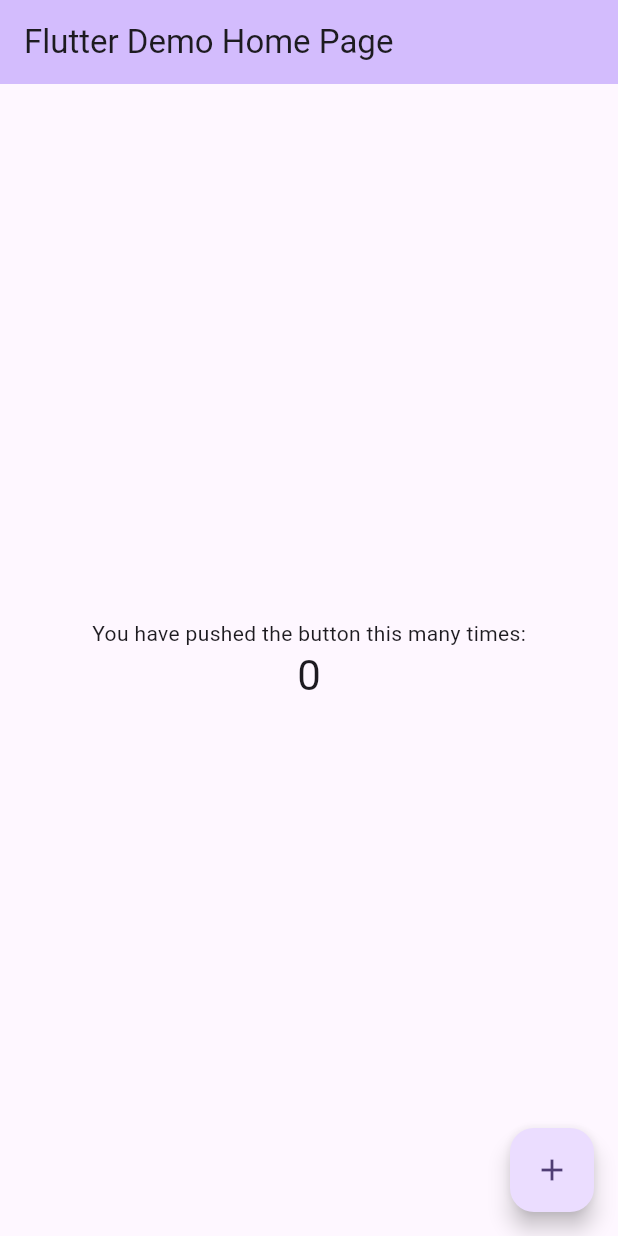
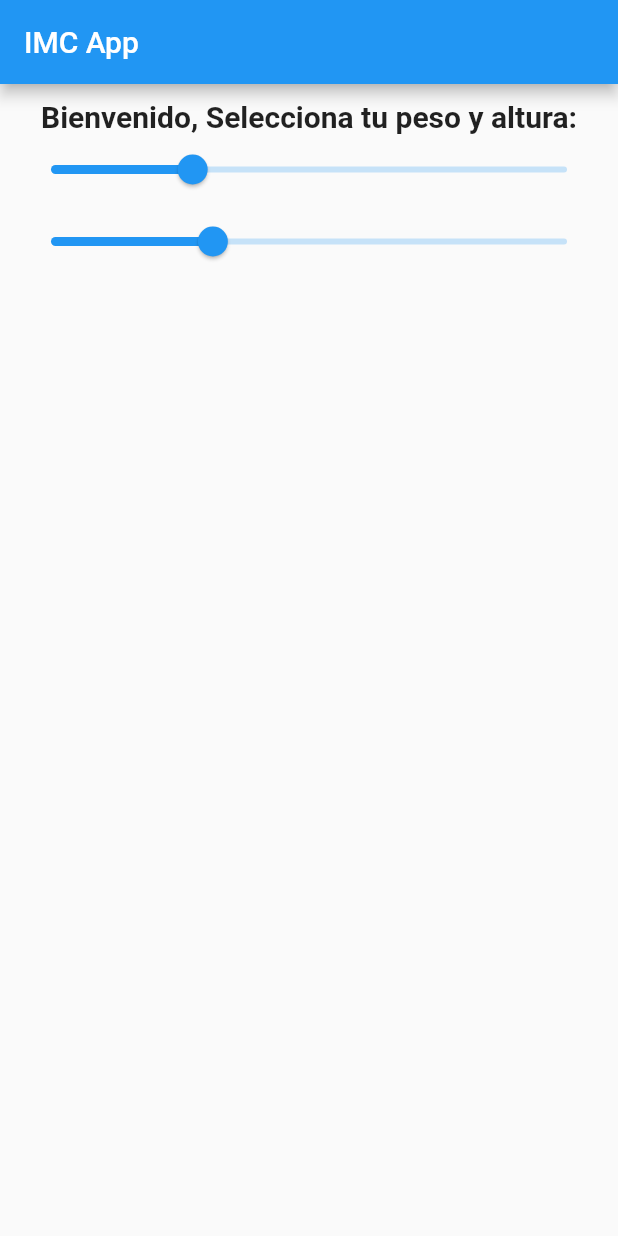
Before and after one commit to sabinokari/examen_parcial, a Flutter app: the screen it shows after launch, on a phone screen of 412 x 824 dp. Run offline on Flutter 3.47's test engine with Material 2 defaults, Android fonts, the phone set to English and light mode, and no system bars.

Commit message:
examen_parcial

```diff
--- a/lib/main.dart
+++ b/lib/main.dart
@@ -1,125 +1,15 @@
 import 'package:flutter/material.dart';
+import 'package:examen_parcial/parcial.dart';
 
-void main() {
-  runApp(const MyApp());
-}
+void main() => runApp(const MyApp());
 
 class MyApp extends StatelessWidget {
   const MyApp({super.key});
 
-  // This widget is the root of your application.
   @override
   Widget build(BuildContext context) {
     return MaterialApp(
-      title: 'Flutter Demo',
-      theme: ThemeData(
-        // This is the theme of your application.
-        //
-        // TRY THIS: Try running your application with "flutter run". You'll see
-        // the application has a blue toolbar. Then, without quitting the app,
-        // try changing the seedColor in the colorScheme below to Colors.green
-        // and then invoke "hot reload" (save your changes or press the "hot
-        // reload" button in a Flutter-supported IDE, or press "r" if you used
-        // the command line to start the app).
-        //
-        // Notice that the counter didn't reset back to zero; the application
-        // state is not lost during the reload. To reset the state, use hot
-        // restart instead.
-        //
-        // This works for code too, not just values: Most code changes can be
-        // tested with just a hot reload.
-        colorScheme: ColorScheme.fromSeed(seedColor: Colors.deepPurple),
-        useMaterial3: true,
-      ),
-      home: const MyHomePage(title: 'Flutter Demo Home Page'),
+      home: Examen_parcial(),
     );
   }
 }
-
-class MyHomePage extends StatefulWidget {
-  const MyHomePage({super.key, required this.title});
-
-  // This widget is the home page of your application. It is stateful, meaning
-  // that it has a State object (defined below) that contains fields that affect
-  // how it looks.
-
-  // This class is the configuration for the state. It holds the values (in this
-  // case the title) provided by the parent (in this case the App widget) and
-  // used by the build method of the State. Fields in a Widget subclass are
-  // always marked "final".
-
-  final String title;
-
-  @override
-  State<MyHomePage> createState() => _MyHomePageState();
-}
-
-class _MyHomePageState extends State<MyHomePage> {
-  int _counter = 0;
-
-  void _incrementCounter() {
-    setState(() {
-      // This call to setState tells the Flutter framework that something has
-      // changed in this State, which causes it to rerun the build method below
-      // so that the display can reflect the updated values. If we changed
-      // _counter without calling setState(), then the build method would not be
-      // called again, and so nothing would appear to happen.
-      _counter++;
-    });
-  }
-
-  @override
-  Widget build(BuildContext context) {
-    // This method is rerun every time setState is called, for instance as done
-    // by the _incrementCounter method above.
-    //
-    // The Flutter framework has been optimized to make rerunning build methods
-    // fast, so that you can just rebuild anything that needs updating rather
-    // than having to individually change instances of widgets.
-    return Scaffold(
-      appBar: AppBar(
-        // TRY THIS: Try changing the color here to a specific color (to
-        // Colors.amber, perhaps?) and trigger a hot reload to see the AppBar
-        // change color while the other colors stay the same.
-        backgroundColor: Theme.of(context).colorScheme.inversePrimary,
-        // Here we take the value from the MyHomePage object that was created by
-        // the App.build method, and use it to set our appbar title.
-        title: Text(widget.title),
-      ),
-      body: Center(
-        // Center is a layout widget. It takes a single child and positions it
-        // in the middle of the parent.
-        child: Column(
-          // Column is also a layout widget. It takes a list of children and
-          // arranges them vertically. By default, it sizes itself to fit its
-          // children horizontally, and tries to be as tall as its parent.
-          //
-          // Column has various properties to control how it sizes itself and
-          // how it positions its children. Here we use mainAxisAlignment to
-          // center the children vertically; the main axis here is the vertical
-          // axis because Columns are vertical (the cross axis would be
-          // horizontal).
-          //
-          // TRY THIS: Invoke "debug painting" (choose the "Toggle Debug Paint"
-          // action in the IDE, or press "p" in the console), to see the
-          // wireframe for each widget.
-          mainAxisAlignment: MainAxisAlignment.center,
-          children: <Widget>[
-            const Text(
-              'You have pushed the button this many times:',
-            ),
-            Text(
-              '$_counter',
-              style: Theme.of(context).textTheme.headlineMedium,
-            ),
-          ],
-        ),
-      ),
-      floatingActionButton: FloatingActionButton(
-        onPressed: _incrementCounter,
-        tooltip: 'Increment',
-        child: const Icon(Icons.add),
-      ), // This trailing comma makes auto-formatting nicer for build methods.
-    );
-  }
-}
--- /dev/null
+++ b/lib/parcial.dart
@@ -0,0 +1,59 @@
+import 'package:flutter/material.dart';
+
+class Examen_parcial extends StatefulWidget {
+  const Examen_parcial({super.key});
+
+  @override
+  State<Examen_parcial> createState() => _Examen_State();
+}
+
+class _Examen_State extends State<Examen_parcial> {
+  bool isTitleBold = true;
+  bool isDescriptionJustify = false;
+  double valueRedSlider = 70;
+  double valueGreenSlider = 80;
+
+  @override
+  Widget build(BuildContext context) {
+    return Scaffold(
+      appBar: AppBar(
+        title: Text("IMC App"),
+      ),
+      body: Padding(
+        padding: EdgeInsets.all(10.0),
+        child: Column(
+          children: [
+            Text(
+              "Bienvenido, Selecciona tu peso y altura:",
+              style: TextStyle(
+                fontSize: 20.0,
+                fontWeight:
+                    isTitleBold == true ? FontWeight.bold : FontWeight.normal,
+              ),
+            ),
+            Slider(
+              min: 0,
+              max: 255,
+              value: valueRedSlider,
+              onChanged: (value) {
+                print(value);
+                valueRedSlider = value;
+                setState(() {});
+              },
+            ),
+            Slider(
+              min: 0,
+              max: 255,
+              value: valueGreenSlider,
+              onChanged: (value) {
+                print(value);
+                valueGreenSlider = value;
+                setState(() {});
+              },
+            ),
+          ],
+        ),
+      ),
+    );
+  }
+}
```
